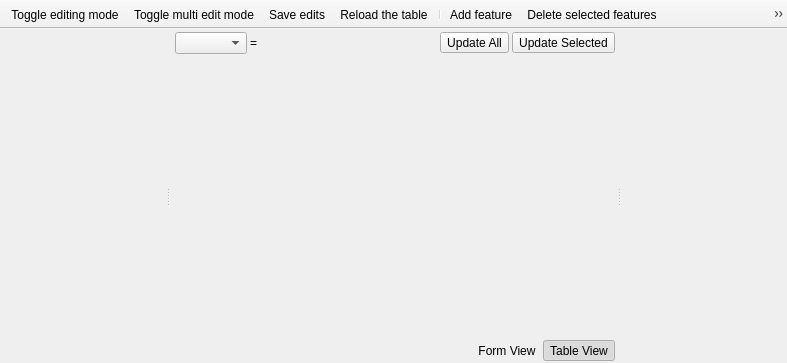
Qt form qps/ui/attributetablewidget.ui (EnMAP-Box/qgispluginsupport) before a commit.
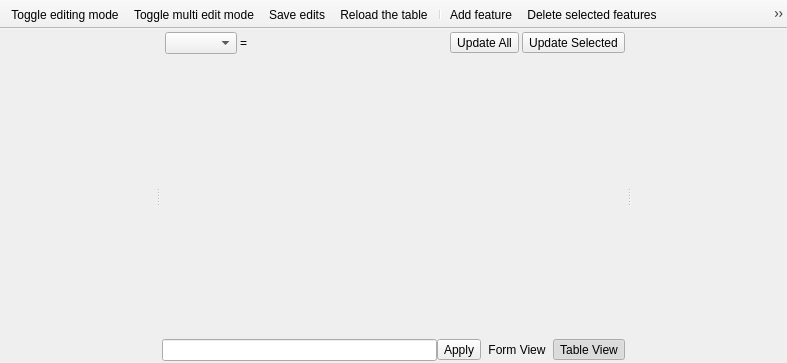
The same form after that commit. Icons and pictures are not drawn. Custom widgets are drawn as their Qt base class.

```diff
--- a/qps/ui/attributetablewidget.ui
+++ b/qps/ui/attributetablewidget.ui
@@ -132,7 +132,39 @@
            <number>0</number>
           </property>
           <item>
-           <widget class="QWidget" name="mFeatureFilterWidget" native="true"/>
+           <widget class="QWidget" name="mFeatureFilterWidget" native="true">
+            <layout class="QHBoxLayout" name="horizontalLayout_2">
+             <property name="spacing">
+              <number>0</number>
+             </property>
+             <property name="leftMargin">
+              <number>0</number>
+             </property>
+             <property name="topMargin">
+              <number>0</number>
+             </property>
+             <property name="rightMargin">
+              <number>0</number>
+             </property>
+             <property name="bottomMargin">
+              <number>0</number>
+             </property>
+             <item>
+              <widget class="QgsFilterLineEdit" name="mFilterQuery">
+               <property name="qgisRelation" stdset="0">
+                <string notr="true"/>
+               </property>
+              </widget>
+             </item>
+             <item>
+              <widget class="QToolButton" name="mApplyFilterButton">
+               <property name="text">
+                <string>Apply</string>
+               </property>
+              </widget>
+             </item>
+            </layout>
+           </widget>
           </item>
           <item>
            <widget class="QToolButton" name="mAttributeViewButton">
@@ -573,6 +605,11 @@
    <header>qgsfieldexpressionwidget.h</header>
    <container>1</container>
   </customwidget>
+  <customwidget>
+   <class>QgsFilterLineEdit</class>
+   <extends>QLineEdit</extends>
+   <header>qgsfilterlineedit.h</header>
+  </customwidget>
   <customwidget>
    <class>QgsDualView</class>
    <extends>QStackedWidget</extends>
```
Left out of the diff: 57 changed lines with no effect on the pictures.
